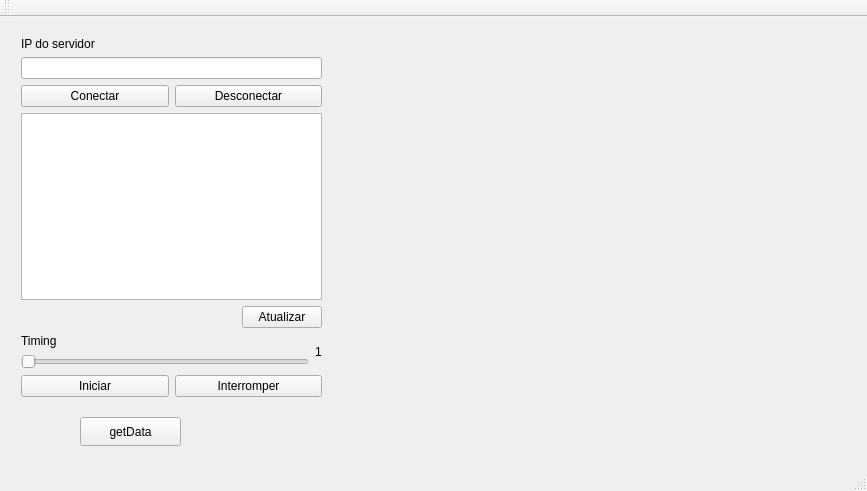
Old version of the form QtTcpClientConsumer/mainwindow.ui in the repository Cogitus/QtmoduloSupervisorio.
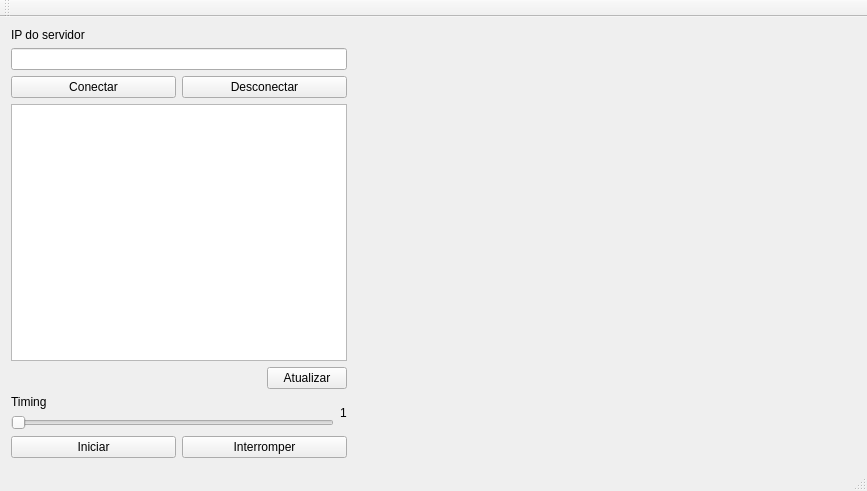
New version of the form. Custom widgets are drawn as their Qt base class.

Commit message: removido getData e layout finalizado

```diff
--- a/QtTcpClientConsumer/mainwindow.ui
+++ b/QtTcpClientConsumer/mainwindow.ui
@@ -14,28 +14,8 @@
    <string>MainWindow</string>
   </property>
   <widget class="QWidget" name="centralWidget">
-   <widget class="QPushButton" name="pushButtonGet">
-    <property name="geometry">
-     <rect>
-      <x>80</x>
-      <y>400</y>
-      <width>101</width>
-      <height>29</height>
-     </rect>
-    </property>
-    <property name="text">
-     <string>getData</string>
-    </property>
-   </widget>
-   <widget class="QWidget" name="layoutWidget">
-    <property name="geometry">
-     <rect>
-      <x>10</x>
-      <y>9</y>
-      <width>781</width>
-      <height>382</height>
-     </rect>
-    </property>
+   <layout class="QVBoxLayout" name="verticalLayout_3">
+    <item>
     <layout class="QHBoxLayout" name="horizontalLayout_5" stretch="40,60">
      <item>
       <layout class="QVBoxLayout" name="verticalLayout_2">
@@ -156,7 +136,8 @@
       <widget class="Plotter" name="widget_Plotter" native="true"/>
      </item>
     </layout>
-   </widget>
+    </item>
+   </layout>
   </widget>
   <widget class="QMenuBar" name="menuBar">
    <property name="geometry">
```
Lines whose indentation alone changed are shown as unchanged.
